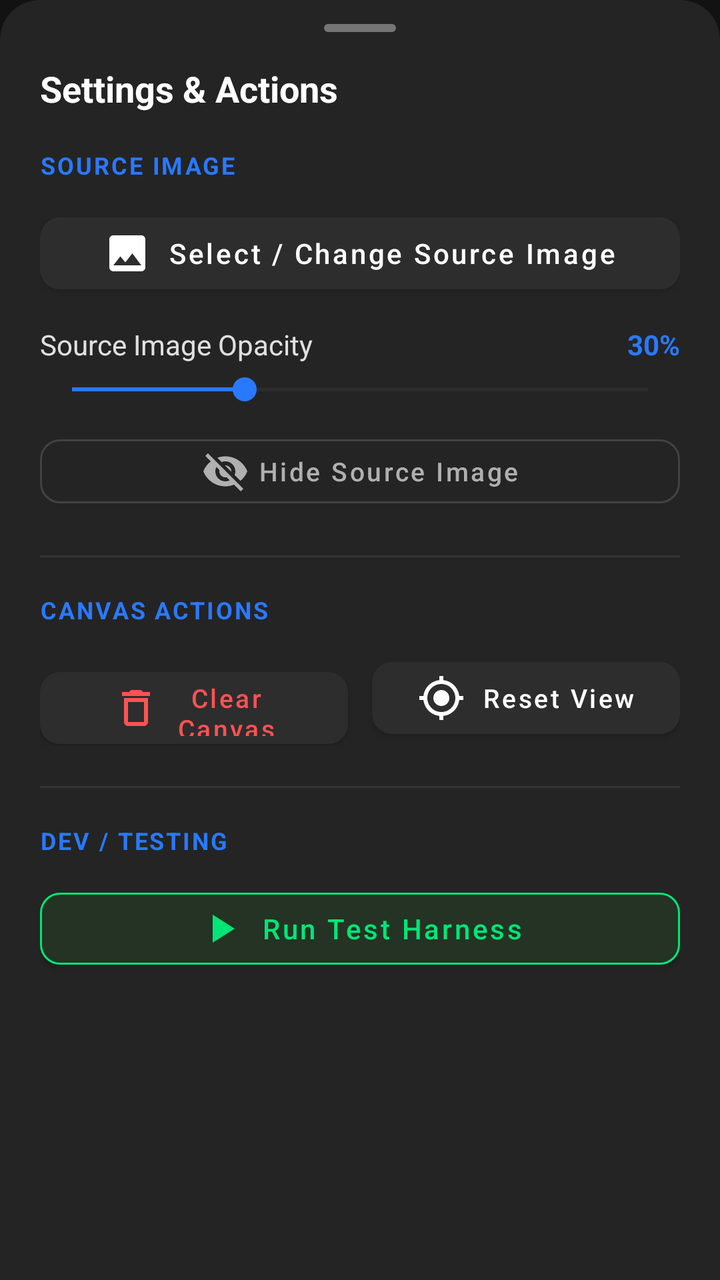
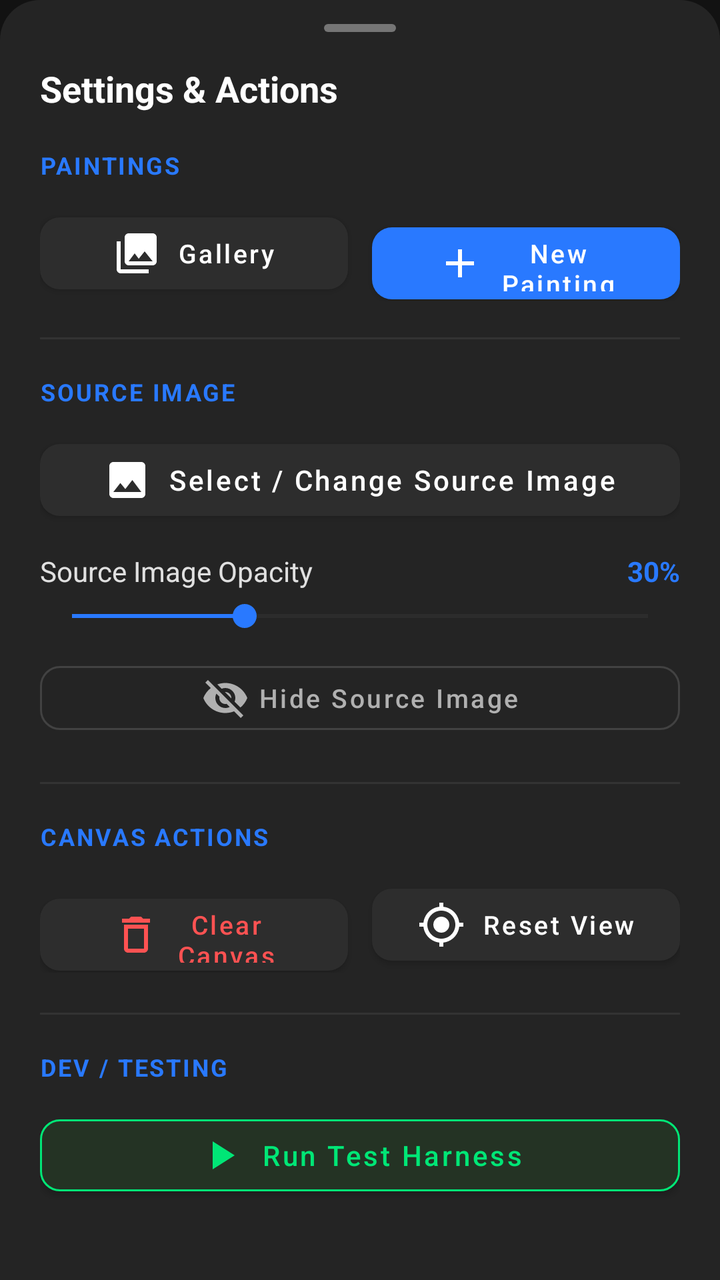

The first picture is an Android layout as it rendered before a commit; the second is the same layout after the commit. The layout source and the unified diff follow.
<!-- AndroidManifest.xml: application theme Theme.SmartDraw -->
<!-- res/layout/modal_more_options.xml -->
<?xml version="1.0" encoding="utf-8"?>
<androidx.core.widget.NestedScrollView
    xmlns:android="http://schemas.android.com/apk/res/android"
    xmlns:app="http://schemas.android.com/apk/res-auto"
    android:layout_width="match_parent"
    android:layout_height="wrap_content"
    android:background="@drawable/bg_bottom_sheet"
    android:fillViewport="true">

    <LinearLayout
        android:layout_width="match_parent"
        android:layout_height="wrap_content"
        android:orientation="vertical"
        android:paddingStart="20dp"
        android:paddingEnd="20dp"
        android:paddingTop="12dp"
        android:paddingBottom="28dp">

        
        <View
            android:layout_width="36dp"
            android:layout_height="4dp"
            android:layout_gravity="center_horizontal"
            android:background="@drawable/bg_sheet_drag_handle"
            android:layout_marginBottom="16dp" />

        
        <TextView
            android:layout_width="wrap_content"
            android:layout_height="wrap_content"
            android:text="Settings &amp; Actions"
            android:textColor="#FFFFFF"
            android:textSize="18sp"
            android:textStyle="bold"
            android:layout_marginBottom="18dp" />

        
        <TextView
            android:layout_width="wrap_content"
            android:layout_height="wrap_content"
            android:text="SOURCE IMAGE"
            android:textColor="#2979FF"
            android:textSize="12sp"
            android:textStyle="bold"
            android:letterSpacing="0.08"
            android:layout_marginBottom="12dp" />

        
        <com.google.android.material.button.MaterialButton
            android:id="@+id/btnChangeSourceImage"
            android:layout_width="match_parent"
            android:layout_height="48dp"
            android:text="Select / Change Source Image"
            android:textColor="#FFFFFF"
            android:textAllCaps="false"
            android:textSize="14sp"
            app:icon="@drawable/ic_image"
            app:iconTint="#FFFFFF"
            app:iconGravity="textStart"
            app:backgroundTint="#2D2D2D"
            app:cornerRadius="10dp"
            android:layout_marginBottom="12dp" />

        
        <LinearLayout
            android:layout_width="match_parent"
            android:layout_height="wrap_content"
            android:orientation="horizontal"
            android:gravity="center_vertical"
            android:layout_marginBottom="4dp">

            <TextView
                android:layout_width="0dp"
                android:layout_height="wrap_content"
                android:layout_weight="1"
                android:text="Source Image Opacity"
                android:textColor="#E0E0E0"
                android:textSize="14sp" />

            <TextView
                android:id="@+id/textOpacityValue"
                android:layout_width="wrap_content"
                android:layout_height="wrap_content"
                android:text="30%"
                android:textColor="#2979FF"
                android:textSize="14sp"
                android:textStyle="bold" />

        </LinearLayout>

        
        <SeekBar
            android:id="@+id/sliderOpacity"
            android:layout_width="match_parent"
            android:layout_height="wrap_content"
            android:max="100"
            android:progress="30"
            android:thumbTint="#2979FF"
            android:progressTint="#2979FF"
            android:progressBackgroundTint="#424242"
            android:layout_marginBottom="10dp" />

        
        <com.google.android.material.button.MaterialButton
            android:id="@+id/btnToggleSourceVisibility"
            style="@style/Widget.MaterialComponents.Button.OutlinedButton"
            android:layout_width="match_parent"
            android:layout_height="44dp"
            android:text="Hide Source Image"
            android:textColor="#B0B0B0"
            android:textAllCaps="false"
            android:textSize="13sp"
            app:strokeColor="#424242"
            app:icon="@drawable/ic_visibility_off"
            app:iconTint="#B0B0B0"
            app:iconGravity="textStart"
            app:cornerRadius="10dp"
            android:layout_marginBottom="20dp" />

        <View
            android:layout_width="match_parent"
            android:layout_height="1dp"
            android:background="#333333"
            android:layout_marginBottom="18dp" />

        
        <TextView
            android:layout_width="wrap_content"
            android:layout_height="wrap_content"
            android:text="CANVAS ACTIONS"
            android:textColor="#2979FF"
            android:textSize="12sp"
            android:textStyle="bold"
            android:letterSpacing="0.08"
            android:layout_marginBottom="12dp" />

        <LinearLayout
            android:layout_width="match_parent"
            android:layout_height="wrap_content"
            android:orientation="horizontal"
            android:layout_marginBottom="20dp">

            
            <com.google.android.material.button.MaterialButton
                android:id="@+id/btnClearPainting"
                android:layout_width="0dp"
                android:layout_height="48dp"
                android:layout_weight="1"
                android:layout_marginEnd="6dp"
                android:text="Clear Canvas"
                android:textColor="#FF5252"
                android:textAllCaps="false"
                android:textSize="13sp"
                app:icon="@drawable/ic_delete"
                app:iconTint="#FF5252"
                app:iconGravity="textStart"
                app:backgroundTint="#2D2D2D"
                app:cornerRadius="10dp" />

            
            <com.google.android.material.button.MaterialButton
                android:id="@+id/btnResetCanvasView"
                android:layout_width="0dp"
                android:layout_height="48dp"
                android:layout_weight="1"
                android:layout_marginStart="6dp"
                android:text="Reset View"
                android:textColor="#FFFFFF"
                android:textAllCaps="false"
                android:textSize="13sp"
                app:icon="@drawable/ic_reset_view"
                app:iconTint="#FFFFFF"
                app:iconGravity="textStart"
                app:backgroundTint="#2D2D2D"
                app:cornerRadius="10dp" />

        </LinearLayout>

        <View
            android:layout_width="match_parent"
            android:layout_height="1dp"
            android:background="#333333"
            android:layout_marginBottom="18dp" />

        
        <TextView
            android:layout_width="wrap_content"
            android:layout_height="wrap_content"
            android:text="DEV / TESTING"
            android:textColor="#2979FF"
            android:textSize="12sp"
            android:textStyle="bold"
            android:letterSpacing="0.08"
            android:layout_marginBottom="12dp" />

        <com.google.android.material.button.MaterialButton
            android:id="@+id/btnRunHarnessModal"
            android:layout_width="match_parent"
            android:layout_height="48dp"
            android:text="Run Test Harness"
            android:textColor="#00E676"
            android:textAllCaps="false"
            android:textSize="14sp"
            app:icon="@drawable/ic_play"
            app:iconTint="#00E676"
            app:iconGravity="textStart"
            app:backgroundTint="#243324"
            app:strokeColor="#00E676"
            app:strokeWidth="1dp"
            app:cornerRadius="10dp" />

    </LinearLayout>

</androidx.core.widget.NestedScrollView>
<!-- resources referenced by this layout -->
<resources>
  <!-- drawable bg_bottom_sheet (drawable) -->
  <?xml version="1.0" encoding="utf-8"?>
  <shape xmlns:android="http://schemas.android.com/apk/res/android"
      android:shape="rectangle">
      <solid android:color="#242424" />
      <corners
          android:topLeftRadius="20dp"
          android:topRightRadius="20dp" />
  </shape>
  <!-- drawable bg_sheet_drag_handle (drawable) -->
  <?xml version="1.0" encoding="utf-8"?>
  <shape xmlns:android="http://schemas.android.com/apk/res/android"
      android:shape="rectangle">
      <solid android:color="#757575" />
      <corners android:radius="2dp" />
  </shape>
  <!-- drawable ic_delete (drawable) -->
  <vector xmlns:android="http://schemas.android.com/apk/res/android"
      android:width="24dp"
      android:height="24dp"
      android:viewportWidth="24"
      android:viewportHeight="24">
      <path
          android:fillColor="#FFFFFFFF"
          android:pathData="M16,9v10H8V9h8m-1.5,-6h-5l-1,1H5v2h14V4h-3.5l-1,-1zM18,7H6v12c0,1.1 0.9,2 2,2h8c1.1,0 2,-0.9 2,-2V7z"/>
  </vector>
  <!-- drawable ic_image (drawable) -->
  <vector xmlns:android="http://schemas.android.com/apk/res/android"
      android:width="24dp"
      android:height="24dp"
      android:viewportWidth="24"
      android:viewportHeight="24">
      <path
          android:fillColor="#FFFFFFFF"
          android:pathData="M21,19V5c0,-1.1 -0.9,-2 -2,-2H5c-1.1,0 -2,0.9 -2,2v14c0,1.1 0.9,2 2,2h14c1.1,0 2,-0.9 2,-2zM8.5,13.5l2.5,3.01L14.5,12l4.5,6H5l3.5,-4.5z"/>
  </vector>
  <!-- drawable ic_play (drawable) -->
  <vector xmlns:android="http://schemas.android.com/apk/res/android"
      android:width="24dp"
      android:height="24dp"
      android:viewportWidth="24"
      android:viewportHeight="24">
      <path
          android:fillColor="#FFFFFFFF"
          android:pathData="M8,5v14l11,-7z"/>
  </vector>
  <style name="Theme.SmartDraw" parent="Theme.MaterialComponents.DayNight.NoActionBar">
          <item name="android:statusBarColor">#121212</item>
          <item name="colorPrimary">#2979FF</item>
          <item name="colorSecondary">#00E676</item>
          <item name="colorSurface">#1E1E1E</item>
          <item name="android:colorBackground">#121212</item>
          <item name="bottomSheetDialogTheme">@style/SmartDrawBottomSheetDialogTheme</item>
      </style>
  <style name="SmartDrawBottomSheetDialogTheme" parent="Theme.Design.BottomSheetDialog">
          <item name="bottomSheetStyle">@style/SmartDrawBottomSheetStyle</item>
      </style>
  <style name="SmartDrawBottomSheetStyle" parent="Widget.Design.BottomSheet.Modal">
          <item name="android:background">@drawable/bg_bottom_sheet</item>
      </style>
  <!-- unchanged entries left out for length: 2 -->
</resources>

<!-- the commit's change to res/layout/modal_more_options.xml (unified diff, before → after) -->
@@ -32,6 +32,63 @@
             android:textColor="#FFFFFF"
             android:textSize="18sp"
             android:textStyle="bold"
+            android:layout_marginBottom="18dp" />
+
+        
+        <TextView
+            android:layout_width="wrap_content"
+            android:layout_height="wrap_content"
+            android:text="PAINTINGS"
+            android:textColor="#2979FF"
+            android:textSize="12sp"
+            android:textStyle="bold"
+            android:letterSpacing="0.08"
+            android:layout_marginBottom="12dp" />
+
+        <LinearLayout
+            android:layout_width="match_parent"
+            android:layout_height="wrap_content"
+            android:orientation="horizontal"
+            android:layout_marginBottom="18dp">
+
+            <com.google.android.material.button.MaterialButton
+                android:id="@+id/btnOpenGalleryModal"
+                android:layout_width="0dp"
+                android:layout_height="48dp"
+                android:layout_weight="1"
+                android:layout_marginEnd="6dp"
+                android:text="Gallery"
+                android:textColor="#FFFFFF"
+                android:textAllCaps="false"
+                android:textSize="13sp"
+                app:icon="@drawable/ic_gallery"
+                app:iconTint="#FFFFFF"
+                app:iconGravity="textStart"
+                app:backgroundTint="#2D2D2D"
+                app:cornerRadius="10dp" />
+
+            <com.google.android.material.button.MaterialButton
+                android:id="@+id/btnNewPaintingModal"
+                android:layout_width="0dp"
+                android:layout_height="48dp"
+                android:layout_weight="1"
+                android:layout_marginStart="6dp"
+                android:text="New Painting"
+                android:textColor="#FFFFFF"
+                android:textAllCaps="false"
+                android:textSize="13sp"
+                app:icon="@drawable/ic_add"
+                app:iconTint="#FFFFFF"
+                app:iconGravity="textStart"
+                app:backgroundTint="#2979FF"
+                app:cornerRadius="10dp" />
+
+        </LinearLayout>
+
+        <View
+            android:layout_width="match_parent"
+            android:layout_height="1dp"
+            android:background="#333333"
             android:layout_marginBottom="18dp" />
 
         
<!-- resource entries referenced after the edit -->
@@ -16,6 +16,16 @@
       <solid android:color="#757575" />
       <corners android:radius="2dp" />
   </shape>
+  <!-- drawable ic_add (drawable) -->
+  <vector xmlns:android="http://schemas.android.com/apk/res/android"
+      android:width="24dp"
+      android:height="24dp"
+      android:viewportWidth="24"
+      android:viewportHeight="24">
+      <path
+          android:fillColor="#FFFFFFFF"
+          android:pathData="M19,13h-6v6h-2v-6H5v-2h6V5h2v6h6v2z" />
+  </vector>
   <!-- drawable ic_delete (drawable) -->
   <vector xmlns:android="http://schemas.android.com/apk/res/android"
       android:width="24dp"
@@ -25,6 +35,16 @@
       <path
           android:fillColor="#FFFFFFFF"
           android:pathData="M16,9v10H8V9h8m-1.5,-6h-5l-1,1H5v2h14V4h-3.5l-1,-1zM18,7H6v12c0,1.1 0.9,2 2,2h8c1.1,0 2,-0.9 2,-2V7z"/>
+  </vector>
+  <!-- drawable ic_gallery (drawable) -->
+  <vector xmlns:android="http://schemas.android.com/apk/res/android"
+      android:width="24dp"
+      android:height="24dp"
+      android:viewportWidth="24"
+      android:viewportHeight="24">
+      <path
+          android:fillColor="#FFFFFFFF"
+          android:pathData="M22,16V4c0,-1.1 -0.9,-2 -2,-2H8c-1.1,0 -2,0.9 -2,2v12c0,1.1 0.9,2 2,2h12c1.1,0 2,-0.9 2,-2zm-11,-4l2.03,2.71L16,11l4,5H8l3,-4zM2,6v14c0,1.1 0.9,2 2,2h14v-2H4V6H2z" />
   </vector>
   <!-- drawable ic_image (drawable) -->
   <vector xmlns:android="http://schemas.android.com/apk/res/android"
